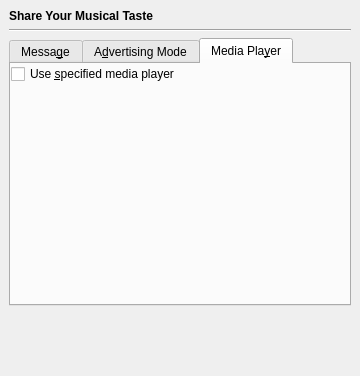
KDE/kopete, file plugins/nowlistening/nowlisteningprefs.ui: the form before one commit.
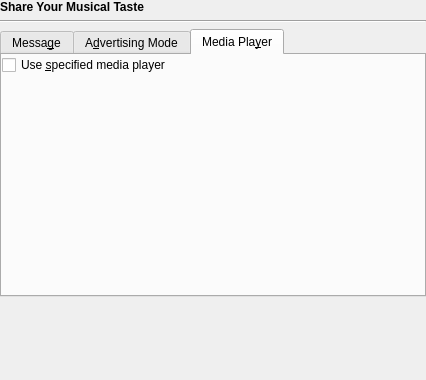
The form after the commit. The open tabs and pages were chosen to show the change. Custom widgets are drawn as their Qt base class.

Commit message: Remove redundant margins on plugin config pages, now that KPluginSelector doesn't add a tabwidget to them

```diff
--- a/plugins/nowlistening/nowlisteningprefs.ui
+++ b/plugins/nowlistening/nowlisteningprefs.ui
@@ -8,20 +8,29 @@
    <rect>
     <x>0</x>
     <y>0</y>
-    <width>360</width>
-    <height>376</height>
+    <width>426</width>
+    <height>380</height>
    </rect>
   </property>
   <property name="windowTitle" >
    <string>Now Listening</string>
   </property>
   <layout class="QVBoxLayout" >
-   <property name="margin" >
-    <number>9</number>
-   </property>
    <property name="spacing" >
     <number>6</number>
    </property>
+   <property name="leftMargin" >
+    <number>0</number>
+   </property>
+   <property name="topMargin" >
+    <number>0</number>
+   </property>
+   <property name="rightMargin" >
+    <number>0</number>
+   </property>
+   <property name="bottomMargin" >
+    <number>0</number>
+   </property>
    <item>
     <widget class="QLabel" name="advertiseNewMediaToBuddiesLabel" >
      <property name="text" >
```
Left out of the diff: 109 changed lines with no effect on the pictures. The commit also changes 13 other files.
